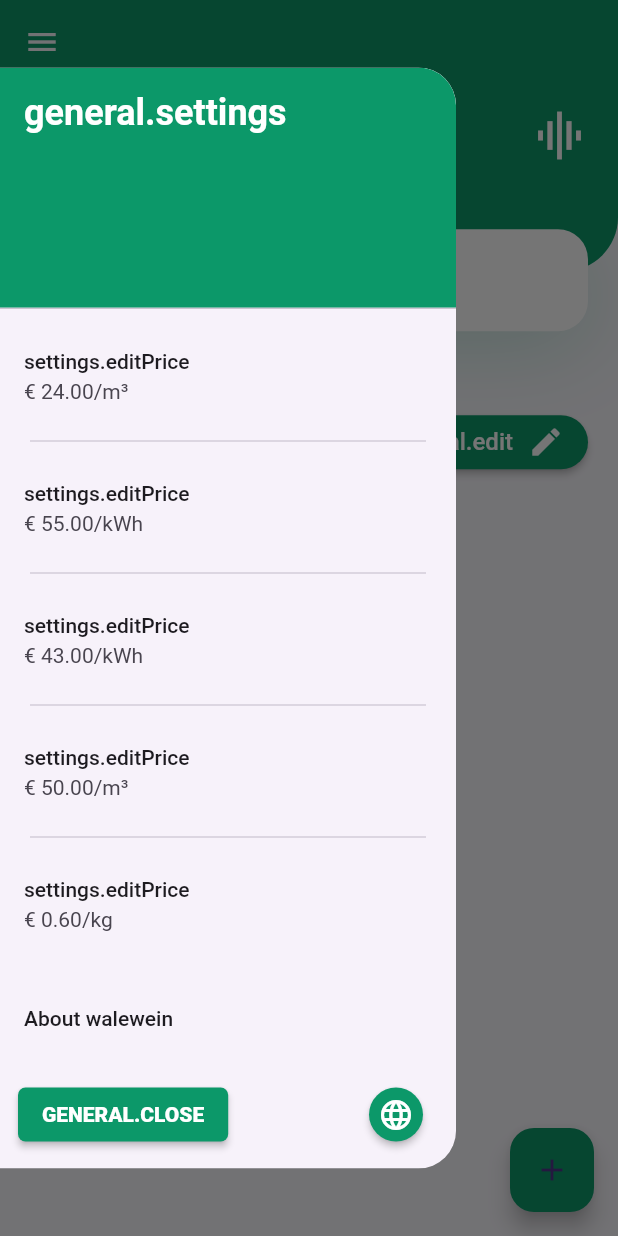
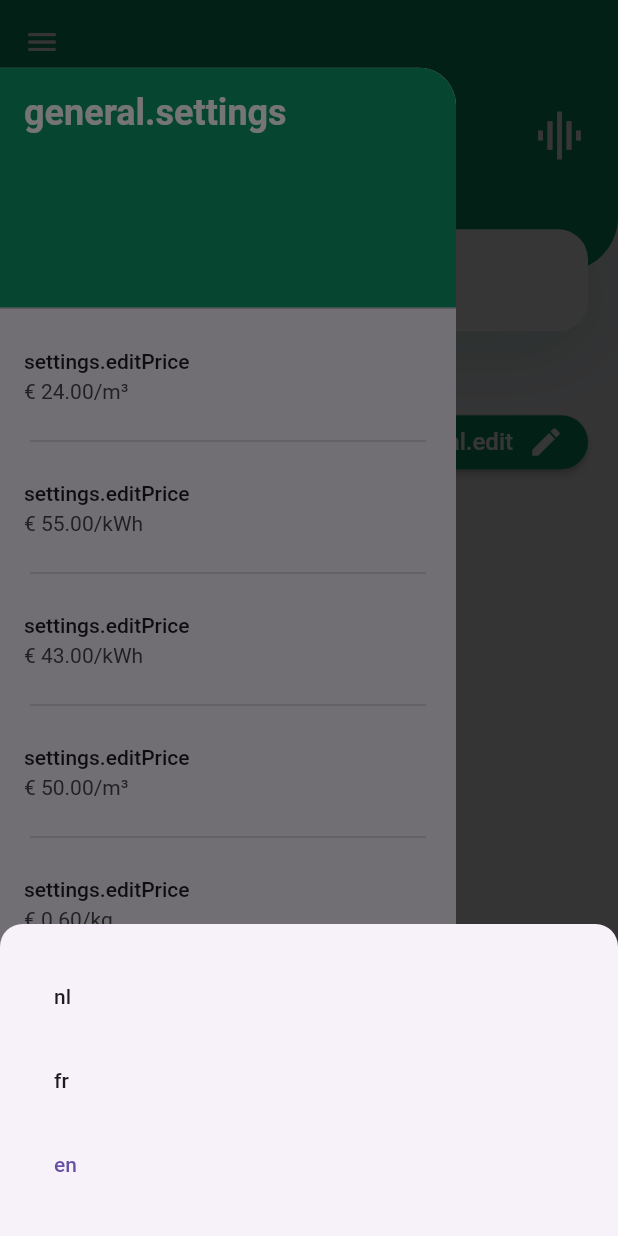
Before and after one commit to Dewaeq/walewein, a Flutter app: the screen it shows after launch, in the side drawer, after a tap on the "language" icon, on a phone screen of 412 x 824 dp. Run offline on Flutter 3.47's test engine with Material 2 defaults, Android fonts, the phone set to English and light mode, and no system bars; our stand-ins replace dots_indicator, easy_localization, fl_chart, image_picker, isar, package_info_plus and 1 more; missing offline and left inert: bottom_bar_with_sheet, equations, flutter_displaymode, google_mlkit_text_recognition; accounts and stored records are empty; generated files the repository leaves out were written again.

Commit message:
added change language popup

```diff
--- a/lib/main.dart
+++ b/lib/main.dart
@@ -20,9 +20,9 @@ void main() async {
 
   runApp(
     EasyLocalization(
-      supportedLocales: const [Locale('en'), Locale('nl'), Locale('fr')],
       path: 'assets/translations',
-      fallbackLocale: const Locale('en'),
+      supportedLocales: supportedLocales,
+      fallbackLocale: defaultLocale,
       child: const MyApp(),
     ),
   );
--- a/lib/pages/home/components/drawer.dart
+++ b/lib/pages/home/components/drawer.dart
@@ -8,6 +8,7 @@ import 'package:walewein/models/data/price_model.dart';
 import 'package:walewein/shared/components/constants.dart';
 import 'package:walewein/shared/constants.dart';
 import 'package:walewein/shared/extensions.dart';
+import 'package:walewein/shared/services/localization_service.dart';
 import 'package:walewein/shared/services/storage_service.dart';
 import 'package:walewein/shared/utils.dart';
 
@@ -103,7 +104,7 @@ class HomeDrawer extends StatelessWidget {
             ),
           ),
           MaterialButton(
-            onPressed: () {},
+            onPressed: () => _showLanguageDialog(context),
             shape: const CircleBorder(),
             minWidth: 0,
             color: kPrimaryColor,
@@ -184,6 +185,15 @@ class HomeDrawer extends StatelessWidget {
     );
   }
 
+  Widget _buildLocaleListTile(
+      BuildContext context, bool isSelected, Locale locale) {
+    return ListTile(
+      title: Text(locale.languageCode),
+      selected: isSelected,
+      onTap: () => _setLocale(locale, context),
+    );
+  }
+
   void _showPriceDialog(
     BuildContext context,
     GraphType type,
@@ -222,4 +232,43 @@ class HomeDrawer extends StatelessWidget {
       },
     );
   }
+
+  void _showLanguageDialog(BuildContext context) {
+    final current = context.locale;
+
+    showModalBottomSheet(
+      context: context,
+      isScrollControlled: true,
+      shape: const RoundedRectangleBorder(
+        borderRadius: BorderRadius.vertical(top: Radius.circular(15)),
+      ),
+      builder: (context) {
+        return Padding(
+          padding: EdgeInsets.only(
+            bottom: MediaQuery.of(context).viewInsets.bottom + kDefaultPadding,
+            left: kDefaultPadding,
+            right: kDefaultPadding,
+            top: kDefaultPadding,
+          ),
+          child: ListView(
+            shrinkWrap: true,
+            children: supportedLocales
+                .map((locale) => _buildLocaleListTile(
+                      context,
+                      locale == current,
+                      locale,
+                    ))
+                .toList(),
+          ),
+        );
+      },
+    );
+  }
+
+  void _setLocale(Locale target, BuildContext context) async {
+    await LocalizationService.setGlobalLocale(context, target);
+
+    // ignore: use_build_context_synchronously
+    Navigator.of(context).pop();
+  }
 }
--- a/lib/shared/constants.dart
+++ b/lib/shared/constants.dart
@@ -16,3 +16,6 @@ const kDefaultPadding = 20.0;
 const maxDisplayDateAgo = Duration(days: 130);
 final minDate = DateTime(0);
 const millisInDay = 1000 * 3600 * 24;
+
+const supportedLocales = [Locale('nl'), Locale('fr'), Locale('en')];
+const defaultLocale = Locale('en');
--- a/lib/shared/services/localization_service.dart
+++ b/lib/shared/services/localization_service.dart
@@ -1,7 +1,14 @@
 import 'package:easy_localization/easy_localization.dart';
+import 'package:flutter/material.dart';
 import 'package:intl/date_symbol_data_local.dart';
 
 class LocalizationService {
+  static Future<void> setGlobalLocale(
+      BuildContext context, Locale locale) async {
+    await context.setLocale(locale);
+    await setDateLocale(locale.languageCode);
+  }
+
   static Future<void> setDateLocale(String locale) async {
     await initializeDateFormatting(locale, null);
     Intl.defaultLocale = locale;
```
